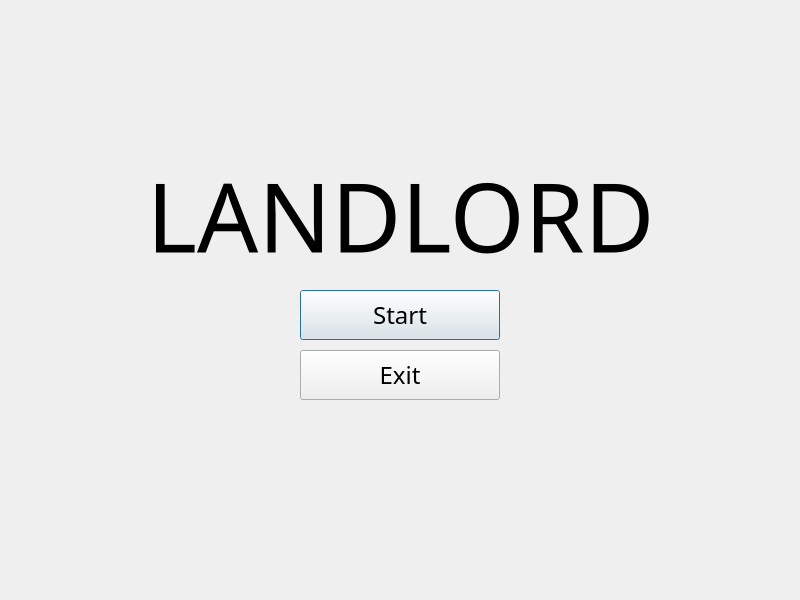
lolium3328/CSC3002-DouDiZhu, file gamestartscene.ui: the form before one commit.
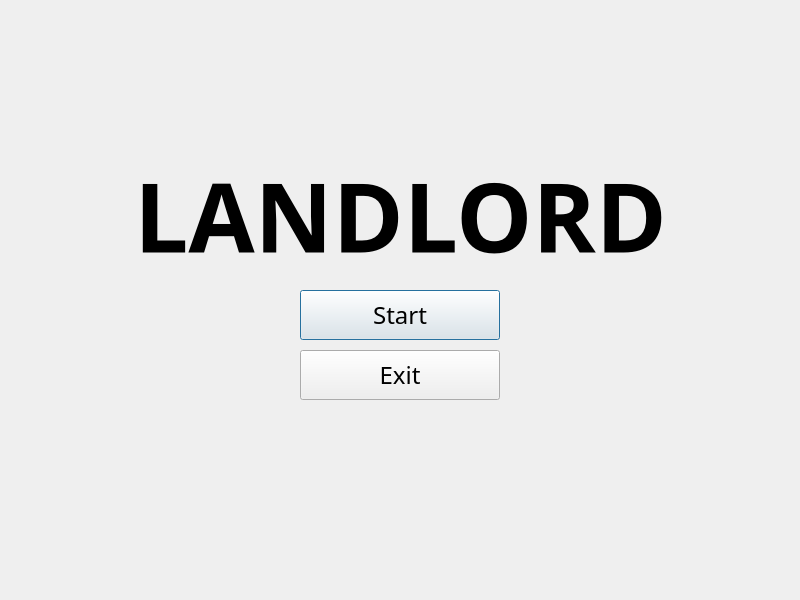
The form after the commit.

```diff
--- a/gamestartscene.ui
+++ b/gamestartscene.ui
@@ -43,8 +43,9 @@
    </property>
    <property name="font">
     <font>
-     <family>OCR A</family>
+     <family>Britannic</family>
      <pointsize>72</pointsize>
+     <bold>true</bold>
     </font>
    </property>
    <property name="text">
```
